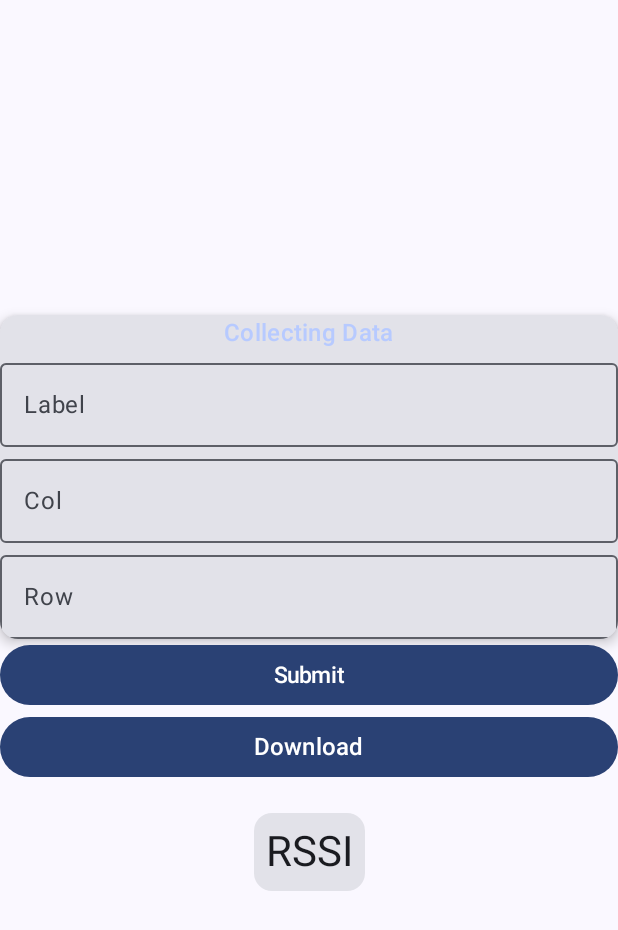
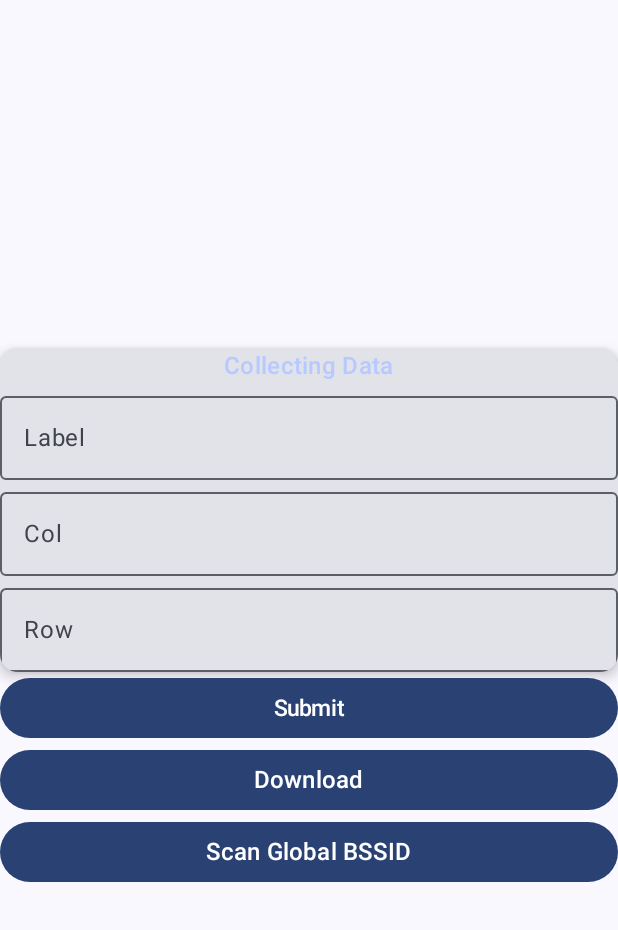
Before and after one commit to agnesaudya/tekmob-ips, an Android app built with Jetpack Compose: the screen it shows after launch (MainActivity), after a tap on "Submit", on a phone screen of 412 x 824 dp. Shown: the top 930 px of the screen. Run offline under Robolectric (Android 15) with nearby library versions, the phone set to English and light mode, and no system bars; our stand-ins replace Room's generated code; 1 statement that could not run was skipped.

Commit message:
Refactor v.2

```diff
--- a/app/src/main/java/com/example/ilsapp/MainActivity.kt
+++ b/app/src/main/java/com/example/ilsapp/MainActivity.kt
@@ -47,7 +47,9 @@ import androidx.compose.ui.unit.sp
 import androidx.core.app.ActivityCompat
 import androidx.core.content.ContextCompat
 import androidx.room.Room
+import com.example.ilsapp.database.BssidDatabase
 import com.example.ilsapp.database.FingerprintDatabase
+import com.example.ilsapp.entity.BSSID
 import com.example.ilsapp.entity.Fingerprint
 import com.example.ilsapp.ui.theme.IlsAppTheme
 import com.google.gson.Gson
@@ -71,9 +73,15 @@ class MainActivity : ComponentActivity() {
             ActivityCompat.requestPermissions(this, arrayOf(Manifest.permission.ACCESS_FINE_LOCATION), 2)
         }
 
-        val db = Room.databaseBuilder(
+        val finger_db = Room.databaseBuilder(
             applicationContext,
             FingerprintDatabase::class.java, "fingerprint"
+
+        ).build()
+
+        val bssid_db = Room.databaseBuilder(
+            applicationContext,
+            BssidDatabase::class.java, "bssid"
 
         ).build()
         setContent {
@@ -83,34 +91,13 @@ class MainActivity : ComponentActivity() {
                     modifier = Modifier.fillMaxSize(),
                     color = MaterialTheme.colorScheme.background
                 ) {
-                    InputScreen(db)
+                    InputScreen(finger_db, bssid_db)
                 }
             }
         }
     }
 }
 
-//@RequiresApi(Build.VERSION_CODES.TIRAMISU)
-//@Composable
-//fun Greeting(name: String, modifier: Modifier = Modifier) {
-//    val context = LocalContext.current
-//
-//    val wifiManager = context.getSystemService(Context.WIFI_SERVICE) as WifiManager
-//    val wifiInfo: WifiInfo? = wifiManager.connectionInfo
-//    var scanResults: List<ScanResult> = emptyList()
-//    if (ContextCompat.checkSelfPermission(context, Manifest.permission.ACCESS_FINE_LOCATION)
-//        == PackageManager.PERMISSION_GRANTED) {
-//        scanResults = wifiManager.scanResults
-//    }
-//    Column {
-//        Text("Connected Wi-Fi: ${wifiInfo?.ssid} (RSSI: ${wifiInfo?.rssi})")
-//        Text("Available Wi-Fi Networks:")
-//        scanResults.forEach { scanResult ->
-//            Text("SSID: ${scanResult.wifiSsid}, RSSI: ${scanResult.level}")
-//        }
-//    }
-//
-//}
 
 
 @OptIn(ExperimentalMaterial3Api::class)
@@ -162,11 +149,10 @@ fun InputLayout(modifier: Modifier, label:String, row:String, col:String, onLabe
 
 @RequiresApi(Build.VERSION_CODES.TIRAMISU)
 @Composable
-fun InputScreen(db: FingerprintDatabase){
+fun InputScreen(finger_db: FingerprintDatabase, bssid_db: BssidDatabase){
     var label by remember { mutableStateOf("") }
     var row by remember { mutableStateOf("") }
     var col by remember { mutableStateOf("") }
-    var rssi by remember { mutableStateOf(0) }
     val context = LocalContext.current
     Column(
         modifier = Modifier.verticalScroll(rememberScrollState()),
@@ -191,7 +177,7 @@ fun InputScreen(db: FingerprintDatabase){
 
             Button(
                 modifier = Modifier.fillMaxWidth(),
-                onClick = { performDatabaseAction(row, col,db, context, onRssiChange = { rssi=it }) }
+                onClick = { performDatabaseAction(row, col,finger_db,bssid_db, context) }
             ) {
                 Text(
                     text = stringResource(R.string.submit),
@@ -200,22 +186,85 @@ fun InputScreen(db: FingerprintDatabase){
             }
             Button(
                 modifier = Modifier.fillMaxWidth(),
-                onClick = { exportDataToJson(context=context, db = db) }
+                onClick = { exportDataToJson(context=context, db = finger_db) }
             ) {
                 Text(
                     text = stringResource(R.string.download),
                     fontSize = 16.sp
                 )
             }
+
+            Button(
+                modifier = Modifier.fillMaxWidth(),
+                onClick = { performGlobalScan(context=context, db = bssid_db) }
+            ) {
+                Text(
+                    text = stringResource(R.string.input),
+                    fontSize = 16.sp
+                )
+            }
         }
-        RSSIScore(score = rssi, modifier = Modifier.padding(20.dp))
+
     }
 }
 
 
 
 @RequiresApi(Build.VERSION_CODES.TIRAMISU)
-fun performDatabaseAction(row: String, col: String, db: FingerprintDatabase, context: Context, onRssiChange : (Int) -> Unit) {
+fun performDatabaseAction(row: String, col: String, finger_db: FingerprintDatabase, bssid_db:BssidDatabase, context: Context, ) {
+
+    GlobalScope.launch(Dispatchers.IO) {
+        val wifiManager = context.getSystemService(Context.WIFI_SERVICE) as WifiManager
+        if (ContextCompat.checkSelfPermission(
+                context,
+                Manifest.permission.ACCESS_FINE_LOCATION
+            ) == PackageManager.PERMISSION_GRANTED
+        ) {
+
+            val scanResults: List<ScanResult> = wifiManager.scanResults
+            val filteredResults = scanResults.filter { scanResult ->
+                scanResult.wifiSsid.toString() == "\"eduroam\"" || scanResult.wifiSsid.toString()
+                    .contains("\"HotSpot - UI\"")
+            }
+
+            filteredResults.forEach { filteredResult -> run {
+                var fingerprint = Fingerprint()
+                val existingBSSID = bssid_db.bssidDao().findByBSSID(filteredResult.BSSID)
+                if(existingBSSID!=null){
+                    when (existingBSSID.name) {
+                        "bssid1" -> fingerprint.bssid1_rssi = filteredResult.level
+                        "bssid2" -> fingerprint.bssid2_rssi = filteredResult.level
+                        "bssid3" -> fingerprint.bssid3_rssi = filteredResult.level
+                        "bssid4" -> fingerprint.bssid4_rssi = filteredResult.level
+                        "bssid5" -> fingerprint.bssid5_rssi = filteredResult.level
+                        "bssid6" -> fingerprint.bssid6_rssi = filteredResult.level
+                        else -> {
+                            print("BSSID Not existing")
+                        }
+                    }
+                    fingerprint.label="R${row}C${col}"
+//                    finger_db.fingerprintDao().insert(Fingerprint())
+                }
+
+            } }
+
+//            db.fingerprintDao().insert(Fingerprint()
+//      scanResult.level insert to db -> knn
+            // Extract BSSIDs from ScanResults and print them
+
+        } else {
+
+            // Request ACCESS_FINE_LOCATION permission if not granted
+
+        }
+    }
+
+
+
+}
+
+@RequiresApi(Build.VERSION_CODES.TIRAMISU)
+fun performGlobalScan(db: BssidDatabase, context: Context, ) {
 
     GlobalScope.launch(Dispatchers.IO) {
         val wifiManager = context.getSystemService(Context.WIFI_SERVICE) as WifiManager
@@ -230,80 +279,38 @@ fun performDatabaseAction(row: String, col: String, db: FingerprintDatabase, con
                 scanResult.wifiSsid.toString() == "\"eduroam\"" || scanResult.wifiSsid.toString()
                     .contains("\"HotSpot - UI\"")
             }
-            val sortedResult = filteredResult.sortedByDescending { scanResult -> scanResult.level }
+            val sortedResults = filteredResult.sortedByDescending { scanResult -> scanResult.level }
 
-            db.fingerprintDao().insert(Fingerprint(uid=0, label = "R"+row+"C"+col, rssi1 = sortedResult[0].level,  rssi2= sortedResult[1].level,  rssi3= sortedResult[2].level, rssi4 = sortedResult[3].level, rssi5 =  sortedResult[4].level, rssi6 = sortedResult[5].level))
-//      scanResult.level insert to db -> knn
-            // Extract BSSIDs from ScanResults and print them
-            println("helo")
+            sortedResults.forEach {
+
+                    sortedResult ->
+                run {
+                    val existingBSSID = db.bssidDao().findByBSSID(sortedResult.BSSID)
+                    val counter = db.bssidDao().countTotal()
+                    if(existingBSSID!=null){
+
+                        db.bssidDao().insert(
+                            BSSID(
+                                uid = 0,
+                                bssid = sortedResult.BSSID,
+                                ssid = sortedResult.wifiSsid.toString(),
+                                name = "bssid${counter+1}"
+                            )
+                        )
+
+                    }
+                }
+            }
         } else {
-            println("helo")
+
             // Request ACCESS_FINE_LOCATION permission if not granted
 
         }
     }
 
-//    var scanResults: List<ScanResult>
-//    if (ContextCompat.checkSelfPermission(context, Manifest.permission.ACCESS_FINE_LOCATION)
-//        == PackageManager.PERMISSION_GRANTED
-//    ) {
-//        val wifiManager = context.getSystemService(Context.WIFI_SERVICE) as WifiManager
-//
-//    }
-//        scanResults = wifiManager.scanResults
-//
-//        scanResults.forEach { scanResult ->
-//            if (ContextCompat.checkSelfPermission(
-//                    context,
-//                    Manifest.permission.ACCESS_FINE_LOCATION
-//                ) == PackageManager.PERMISSION_GRANTED
-//            ) {
-//                val info = wifiManager.connectionInfo
-//                val ssid = info.ssid
-//                val bssid = info.bssid
-//
-//                println(ssid)
-//                println(bssid)
-//            }
-
-
-//            GlobalScope.launch(Dispatchers.IO) {
-//
-////                val wifiInfo: WifiInfo? = wifiManager.connectionInfo
-//                if (ContextCompat.checkSelfPermission(context, Manifest.permission.ACCESS_FINE_LOCATION) == PackageManager.PERMISSION_GRANTED) {
-//                    val info = wifiManager.connectionInfo
-//                    val ssid = info.ssid
-//                    val bssid = info.bssid
-//
-//                    println(ssid)
-//                    println(bssid)
-////                    println(scanResult.BSSID)
-////                    println(scanResult.wifiSsid)
-////                    println(scanResult.level)
-//
-////                    val existingRecord = db.fingerprintDao().findByLabel(bssid = scanResult.wifiSsid.toString())
-////                    if (existingRecord != null) {
-////                        val arrayList = existingRecord.rssi
-////
-////                        arrayList.add(scanResult.level)
-////                        existingRecord.rssi = arrayList
-////                        db.fingerprintDao().update(existingRecord)
-////                    } else {
-////                        val arrayList = ArrayList<Int>()
-////                        arrayList.add(scanResult.level)
-////
-////                        db.fingerprintDao().insert(Fingerprint(scanResult.wifiSsid.toString(), row.toInt(), col.toInt(), arrayList))
-////                    }
-//                }
-//
-//            }
-//
-
-
 
 
 }
-
 
 
 fun exportDataToJson(context: Context, db: FingerprintDatabase) {
@@ -332,17 +339,3 @@ fun exportDataToJson(context: Context, db: FingerprintDatabase) {
         }
     }
 }
-
-
-@Composable
-fun RSSIScore(score: Int, modifier: Modifier = Modifier) {
-    Card(
-        modifier = modifier
-    ) {
-        Text(
-            text = stringResource(R.string.rssi, score),
-            style = typography.headlineMedium,
-            modifier = Modifier.padding(8.dp)
-        )
-    }
-}
--- /dev/null
+++ b/app/src/main/java/com/example/ilsapp/dao/BssidDao.kt
@@ -0,0 +1,31 @@
+package com.example.ilsapp.dao
+
+import androidx.room.Dao
+import androidx.room.Delete
+import androidx.room.Insert
+import androidx.room.OnConflictStrategy
+import androidx.room.Query
+import androidx.room.Update
+import com.example.ilsapp.entity.BSSID
+
+
+@Dao
+interface BssidDao {
+    @Query("SELECT * FROM bssid")
+    fun getAll(): List<BSSID>
+
+    @Query("SELECT * FROM bssid WHERE bssid == :bssid")
+    fun findByBSSID(bssid: String): BSSID
+
+    @Query("SELECT COUNT(*) FROM bssid")
+    fun countTotal(): Int
+
+    @Update
+    fun update(bssid: BSSID)
+
+    @Insert(onConflict = OnConflictStrategy.REPLACE)
+    fun insert(vararg bssid: BSSID)
+
+    @Delete
+    fun delete(bssid: BSSID)
+}
--- /dev/null
+++ b/app/src/main/java/com/example/ilsapp/database/BssidDatabase.kt
@@ -0,0 +1,15 @@
+package com.example.ilsapp.database
+
+import androidx.room.Database
+import androidx.room.RoomDatabase
+import androidx.room.TypeConverters
+import com.example.ilsapp.dao.BssidDao
+import com.example.ilsapp.dao.FingerprintDao
+import com.example.ilsapp.entity.BSSID
+import com.example.ilsapp.entity.Fingerprint
+import com.example.ilsapp.utils.Converters
+
+@Database(entities = [BSSID::class], version = 1)
+abstract class BssidDatabase : RoomDatabase() {
+    abstract fun bssidDao(): BssidDao
+}
--- a/app/src/main/res/values/strings.xml
+++ b/app/src/main/res/values/strings.xml
@@ -7,4 +7,5 @@
     <string name="submit">Submit</string>
     <string name="rssi">RSSI</string>
     <string name="download">Download</string>
+    <string name="input">Scan Global BSSID</string>
 </resources>
```
Also changed, not shown: app/src/main/java/com/example/ilsapp/entity/BSSID.kt (added, +13 -0 lines), app/src/main/java/com/example/ilsapp/entity/Fingerprint.kt (+12 -11 lines).
